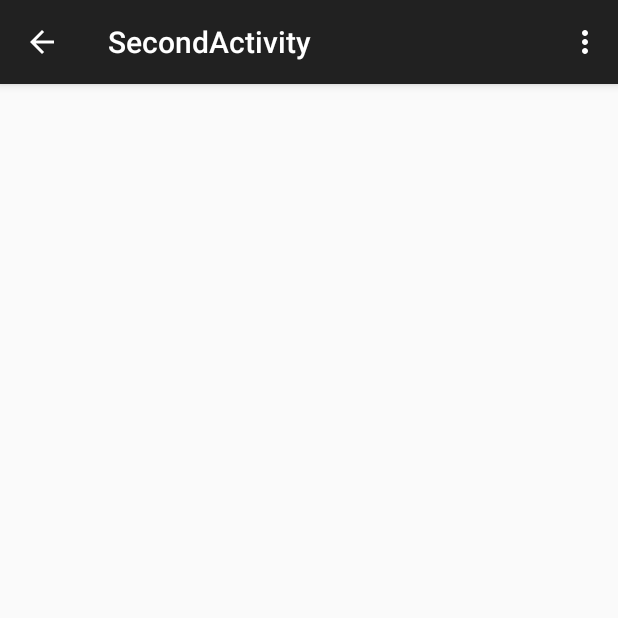
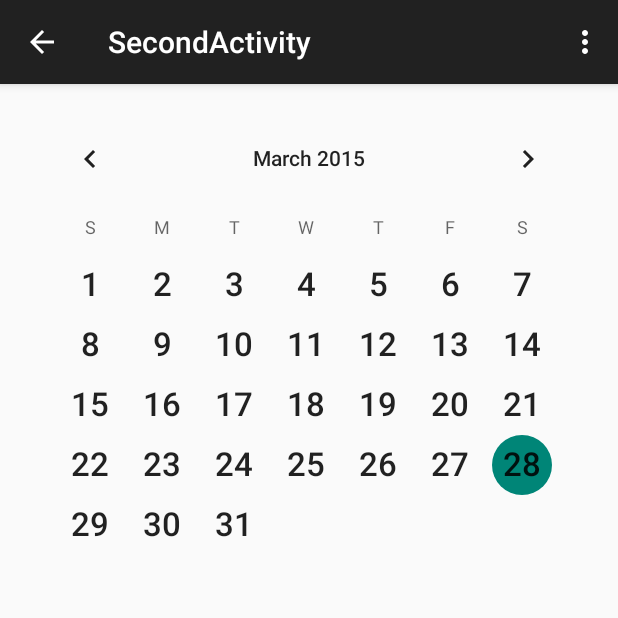
Before and after one commit to EnzanIjuin/PracticeApp, an Android app: the screen it shows after launch (SecondActivity), after a tap on "Show Calendar, Add Reminder", on a phone screen of 412 x 824 dp, the top half of it. Run offline under Robolectric (Android 15) with nearby library versions, the phone set to English and light mode, and no system bars.

Commit message:
Calendar Fragment

```diff
--- /dev/null
+++ b/app/src/main/java/com/example/shelton/practiceapp/CalendarFragment.java
@@ -0,0 +1,41 @@
+package com.example.shelton.practiceapp;
+
+
+import android.os.Bundle;
+import android.app.Fragment;
+import android.view.LayoutInflater;
+import android.view.View;
+import android.view.ViewGroup;
+import android.widget.CalendarView;
+
+
+public class CalendarFragment extends Fragment {
+
+    private CalendarView calendar;
+
+    public CalendarFragment() {
+        // Required empty public constructor
+    }
+
+
+    @Override
+    public View onCreateView(LayoutInflater inflater, ViewGroup container,
+                             Bundle savedInstanceState) {
+        // Inflate the layout for this fragment
+        return inflater.inflate(R.layout.fragment_calendar, container, false);
+    }
+
+    @Override
+    public void onActivityCreated(Bundle savedInstanceState) {
+        super.onActivityCreated(savedInstanceState);
+        initializeCalendar();
+    }
+
+    private void initializeCalendar() {
+        calendar = (CalendarView) getActivity().findViewById(R.id.calendarView);
+
+        calendar.setShowWeekNumber(false);
+
+        calendar.setFirstDayOfWeek(1);
+    }
+}
--- a/app/src/main/java/com/example/shelton/practiceapp/MainActivity.java
+++ b/app/src/main/java/com/example/shelton/practiceapp/MainActivity.java
@@ -2,6 +2,7 @@ package com.example.shelton.practiceapp;
 
 import android.app.FragmentManager;
 import android.content.Intent;
+import android.net.Uri;
 import android.support.v7.app.ActionBarActivity;
 import android.os.Bundle;
 import android.util.Log;
@@ -48,21 +49,33 @@ public class MainActivity extends ActionBarActivity implements  ListViewFragment
         return super.onOptionsItemSelected(item);
     }
 
+    /*
+     * 0. Dialer
+     * 1. Calendar
+     * 2. Browser
+     * 3. Address Book
+     * 4. Location
+     * 5. SMS
+     */
     @Override
     public void onFragmentInteraction(int i) {
-        Intent intent = new Intent(this, SecondActivity.class);
+        Intent intent;
         switch (i) {
             case 0:
                 intent = new Intent();
                 intent.setAction(Intent.ACTION_DIAL);
                 break;
+            case 2:
+                intent = new Intent(Intent.ACTION_VIEW, Uri.parse("https://google.com"));
+                break;
             default:
+                intent = new Intent(this, SecondActivity.class);
                 intent.putExtra("item", i);
                 break;
         }
-        if(intent != null && intent.resolveActivity(getPackageManager()) != null) {
+        if(intent.resolveActivity(getPackageManager()) != null) {
             startActivity(intent);
-        } else if(intent != null && intent.resolveActivity(getPackageManager()) == null){
+        } else {
             Log.v("RAWR MA", "No activity found for this Intent.");
         }
     }
--- a/app/src/main/java/com/example/shelton/practiceapp/SecondActivity.java
+++ b/app/src/main/java/com/example/shelton/practiceapp/SecondActivity.java
@@ -10,15 +10,13 @@ import android.view.MenuItem;
 
 public class SecondActivity extends ActionBarActivity {
 
-    private int item;
-
     @Override
     protected void onCreate(Bundle savedInstanceState) {
         super.onCreate(savedInstanceState);
         setContentView(R.layout.activity_second);
 
         Intent i = getIntent();
-        item = i.getIntExtra("item", -1);
+        int item = i.getIntExtra("item", -1);
 
         Log.v("RAWR SA", "Got " + item);
     }
--- a/app/src/main/res/layout/activity_second.xml
+++ b/app/src/main/res/layout/activity_second.xml
@@ -6,4 +6,11 @@
     android:paddingBottom="@dimen/activity_vertical_margin"
     tools:context="com.example.shelton.practiceapp.SecondActivity">
 
+    <fragment
+        android:layout_width="match_parent"
+        android:layout_height="match_parent"
+        android:name="com.example.shelton.practiceapp.CalendarFragment"
+        android:id="@+id/fragment"
+        android:layout_centerVertical="true"
+        android:layout_centerHorizontal="true" />
 </RelativeLayout>
--- /dev/null
+++ b/app/src/main/res/layout/fragment_calendar.xml
@@ -0,0 +1,14 @@
+<FrameLayout xmlns:android="http://schemas.android.com/apk/res/android"
+    xmlns:tools="http://schemas.android.com/tools" android:layout_width="match_parent"
+    android:layout_height="match_parent"
+    tools:context="com.example.shelton.practiceapp.CalendarFragment">
+
+    <CalendarView
+        android:layout_width="match_parent"
+        android:layout_height="300dp"
+        android:id="@+id/calendarView"
+        android:dateTextAppearance="@android:style/TextAppearance.Large"
+        android:layout_gravity="center_horizontal|top"
+        android:showWeekNumber="false" />
+
+</FrameLayout>
```
